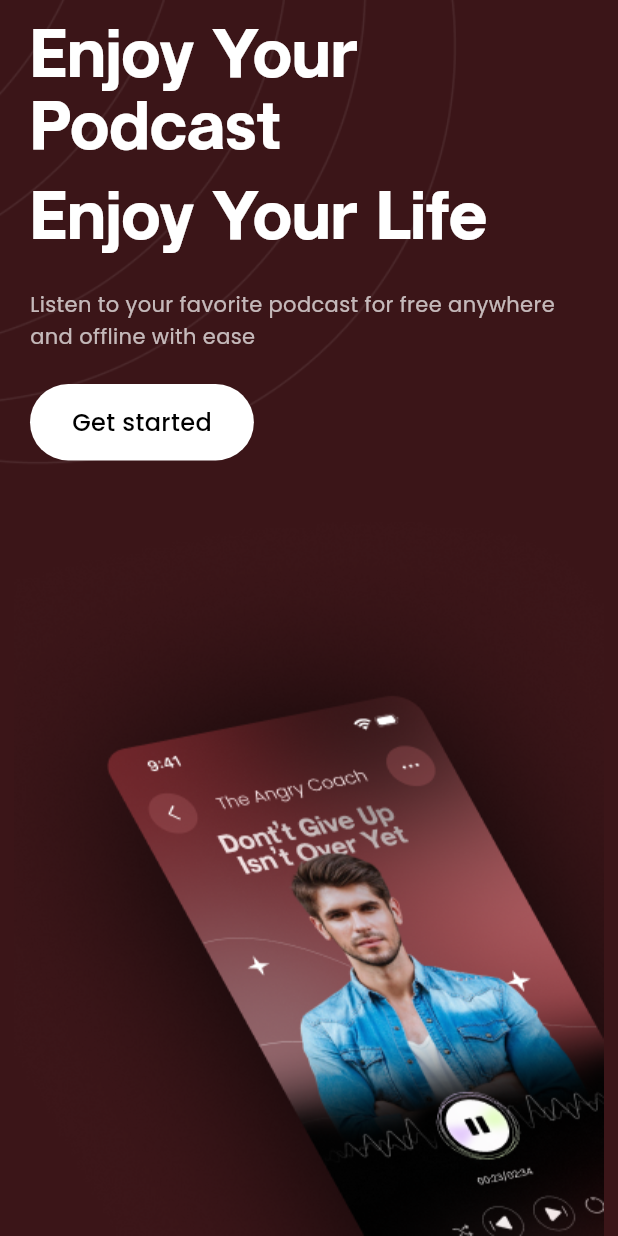
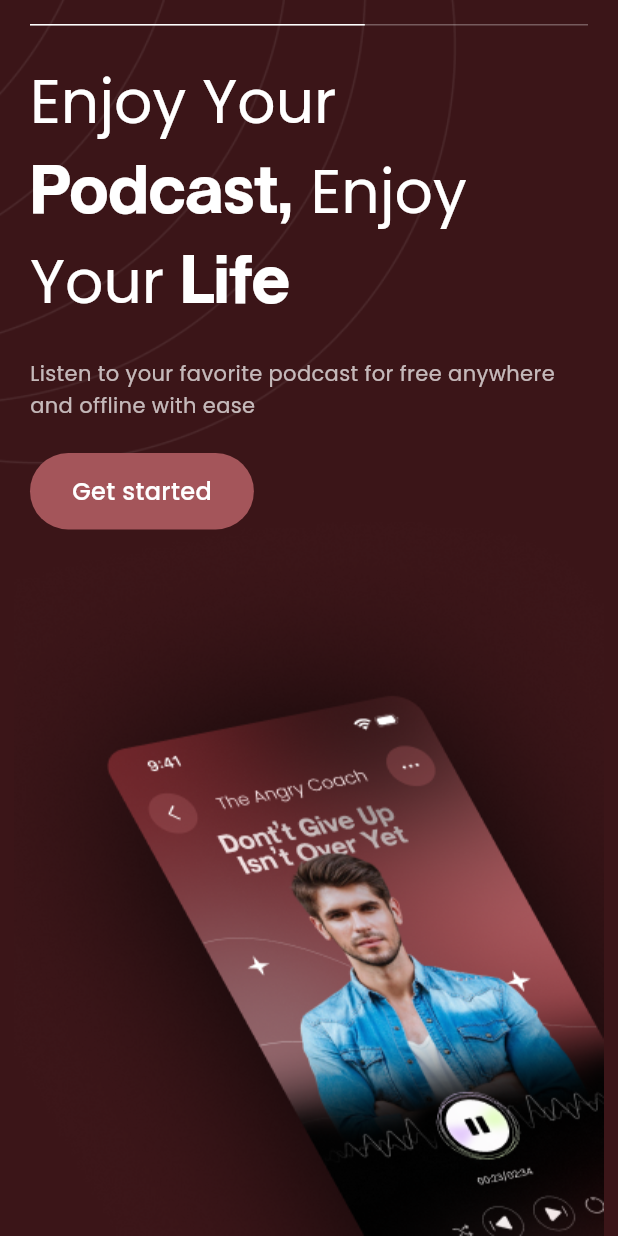
Before and after one commit to SherazAli-67/podcast_ui, a Flutter app: the screen it shows after launch, on a phone screen of 412 x 824 dp. Run offline on Flutter 3.47's test engine with Material 3 defaults, Android fonts, the light colour scheme and no system bars; our stand-ins replace flutter_svg, go_router.

Commit message:
Podcast App - Welcome Screen UI refactored

```diff
--- a/lib/core/app_textstyles.dart
+++ b/lib/core/app_textstyles.dart
@@ -21,7 +21,7 @@ class AppTextStyles {
     fontFamily: 'Poppins',
     fontWeight: FontWeight.w500,
     fontSize: 16,
-    color: AppColors.blackColor,
+    color: AppColors.whiteColor,
   );
 
   static const screenTitle = TextStyle(
--- a/lib/presentation/screens/welcome_screen.dart
+++ b/lib/presentation/screens/welcome_screen.dart
@@ -29,8 +29,22 @@ class WelcomeScreen extends StatelessWidget {
                 crossAxisAlignment: .start,
                 spacing: NumberConstant.sectionSpacing,
                 children: [
-                  _buildHeadline(),
-                  _buildSubtitle(),
+                  LinearProgressIndicator(value: 0.6, minHeight: 1, color: Colors.white, backgroundColor: Colors.white.withValues(alpha: 0.3),),
+                  RichText(text: TextSpan(
+                    text: 'Enjoy Your ', style: TextStyle(fontSize: 40, fontFamily: StringConst.appFontFamilyPoppins, fontWeight: .w400),
+                    children: [
+                      TextSpan(
+                        text: "Podcast, ", style: AppTextStyles.welcomeHeadline
+                      ),
+                      TextSpan(
+                        text: 'Enjoy Your ', style: TextStyle(fontSize: 40, fontFamily: StringConst.appFontFamilyPoppins, fontWeight: .w400),
+                      ),
+                      TextSpan(
+                          text: "Life", style: AppTextStyles.welcomeHeadline
+                      ),
+                    ]
+                  )),
+                  Text(StringConst.welcomeSubtitle, style: AppTextStyles.welcomeSubtitle,),
                   _buildGetStartedButton(context),
                 ],
               ),
@@ -49,26 +63,11 @@ class WelcomeScreen extends StatelessWidget {
     );
   }
 
-  Widget _buildHeadline() {
-    return const Column(
-      crossAxisAlignment: .start,
-      spacing: NumberConstant.itemSpacing,
-      children: [
-        Text(StringConst.welcomeHeadlineLine1, style: AppTextStyles.welcomeHeadline,),
-        Text(StringConst.welcomeHeadlineLine2, style: AppTextStyles.welcomeHeadline,),
-      ],
-    );
-  }
-
-  Widget _buildSubtitle() {
-    return const Text(StringConst.welcomeSubtitle, style: AppTextStyles.welcomeSubtitle,);
-  }
-
   Widget _buildGetStartedButton(BuildContext context) {
     return Align(
       alignment: .centerLeft,
       child: Material(
-        color: AppColors.whiteColor,
+        color: AppColors.pinkBgColor,
         borderRadius: .circular(NumberConstant.buttonRadius),
         child: InkWell(
           onTap: () => context.go(NamedRoutes.home.routeName),
```
